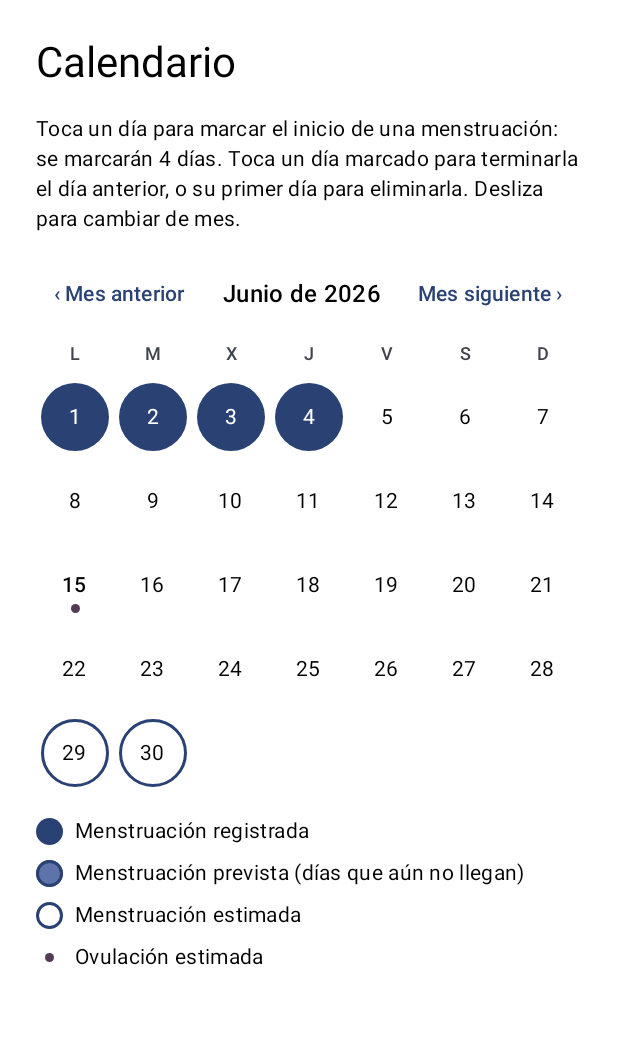
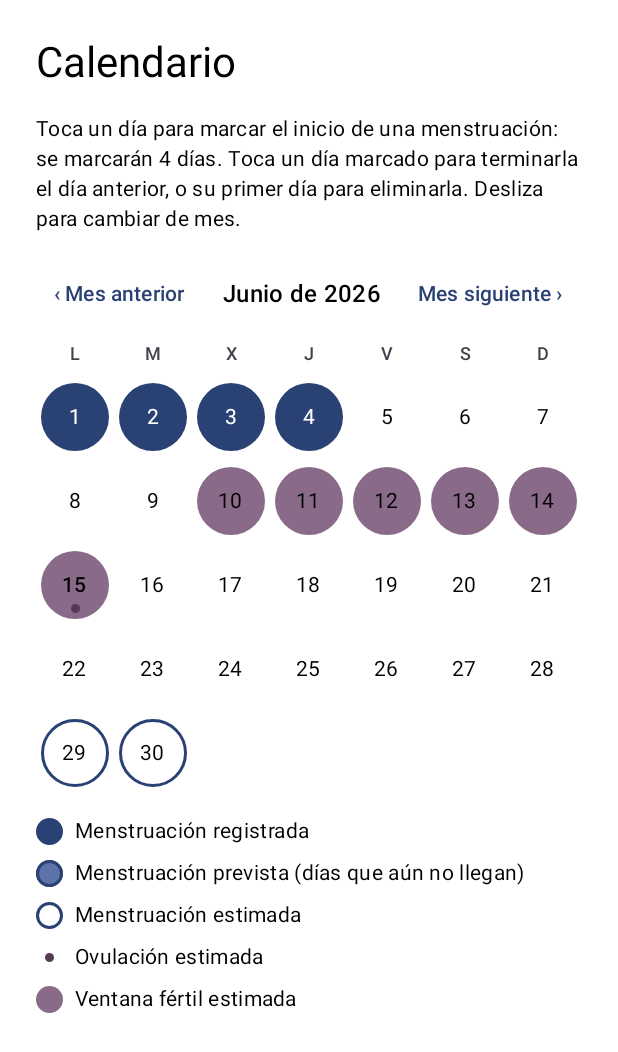
Before and after one commit to FernandoYZ/lottie-app, an Android app built with Jetpack Compose: the @Preview function CalendarScreenPreview, on a phone screen of 412 x 824 dp. Shown: the top 1052 px of the screen. Run offline under Robolectric (Android 15) with nearby library versions, the phone set to English and light mode, and no system bars.

Commit message:
feat(calendar): show the estimated fertile window
Five days before the estimated ovulation plus the ovulation day, with a soft
background on the calendar, a line in the day detail and a reinforced
disclaimer against using it to avoid or seek a pregnancy.

```diff
--- a/app/src/main/java/com/fernandoyz/lottie/domain/CyclePhases.kt
+++ b/app/src/main/java/com/fernandoyz/lottie/domain/CyclePhases.kt
@@ -14,6 +14,8 @@ data class CycleDayInfo(
     val phase: CyclePhase?,
     /** The next start comes from the estimate, not from a registered menstruation. */
     val basedOnEstimate: Boolean,
+    /** Within the estimated fertile window: the 5 days before ovulation and the ovulation day. */
+    val inFertileWindow: Boolean = false,
 )
 
 /**
@@ -25,6 +27,7 @@ data class CycleDayInfo(
 object CyclePhases {
 
     private const val LUTEAL_DAYS = 14L
+    private const val FERTILE_DAYS_BEFORE_OVULATION = 5L
 
     private data class Cycle(
         val start: LocalDate,
@@ -33,6 +36,12 @@ object CyclePhases {
         val estimated: Boolean,
     ) {
         val ovulation: LocalDate? = nextStart?.minusDays(LUTEAL_DAYS)?.takeIf { it.isAfter(menstruationEnd) }
+
+        fun isFertile(date: LocalDate): Boolean =
+            ovulation != null && !date.isAfter(ovulation) && !date.isBefore(ovulation.minusDays(FERTILE_DAYS_BEFORE_OVULATION))
+
+        val fertileDays: List<LocalDate> =
+            ovulation?.let { ov -> (FERTILE_DAYS_BEFORE_OVULATION downTo 0).map { ov.minusDays(it) } }.orEmpty()
     }
 
     fun dayInfo(
@@ -54,16 +63,19 @@ object CyclePhases {
             cycleDay = ChronoUnit.DAYS.between(cycle.start, date).toInt() + 1,
             phase = phase,
             basedOnEstimate = cycle.estimated,
+            inFertileWindow = cycle.isFertile(date),
         )
     }
 
     /** Estimated ovulation days shown on the calendar: real cycles plus the next estimated one. */
-    fun ovulationDays(
-        month: YearMonth,
-        records: List<MenstruationRecord>,
-        estimate: PeriodEstimate?,
-        today: LocalDate,
-    ): Set<LocalDate> {
+    fun ovulationDays(month: YearMonth, records: List<MenstruationRecord>, estimate: PeriodEstimate?, today: LocalDate): Set<LocalDate> =
+        calendarCycles(records, estimate, today).mapNotNull { it.ovulation }.filter { YearMonth.from(it) == month }.toSet()
+
+    /** Estimated fertile days shown on the calendar, for the same cycles as [ovulationDays]. */
+    fun fertileDays(month: YearMonth, records: List<MenstruationRecord>, estimate: PeriodEstimate?, today: LocalDate): Set<LocalDate> =
+        calendarCycles(records, estimate, today).flatMap { it.fertileDays }.filter { YearMonth.from(it) == month }.toSet()
+
+    private fun calendarCycles(records: List<MenstruationRecord>, estimate: PeriodEstimate?, today: LocalDate): List<Cycle> {
         val sorted = records.sortedBy { it.startDate }
         val cycles = sorted.zipWithNext { current, next ->
             Cycle(current.startDate, current.shownEnd(today), next.startDate, estimated = false)
@@ -72,7 +84,7 @@ object CyclePhases {
                 Cycle(latest.startDate, latest.shownEnd(today), estimate?.start, estimated = true)
             },
         )
-        return cycles.mapNotNull { it.ovulation }.filter { YearMonth.from(it) == month }.toSet()
+        return cycles
     }
 
     private fun cycleAt(
--- a/app/src/main/java/com/fernandoyz/lottie/presentation/calendar/CalendarScreen.kt
+++ b/app/src/main/java/com/fernandoyz/lottie/presentation/calendar/CalendarScreen.kt
@@ -94,6 +94,7 @@ fun CalendarScreen(
             onDayClick = onDayTapped,
             onDayLongClick = onDayLongPressed,
             ovulationDaysFor = uiState::ovulationDaysFor,
+            fertileDaysFor = uiState::fertileDaysFor,
         )
 
         val message = uiState.rejection?.let { stringResource(it.messageRes()) }
--- a/app/src/main/java/com/fernandoyz/lottie/presentation/calendar/CalendarViewModel.kt
+++ b/app/src/main/java/com/fernandoyz/lottie/presentation/calendar/CalendarViewModel.kt
@@ -47,6 +47,8 @@ data class CalendarUiState(
     val selectedDayInfo: CycleDayInfo? = selectedDay?.let { CyclePhases.dayInfo(it, records, estimate, today) }
 
     fun ovulationDaysFor(month: YearMonth): Set<LocalDate> = CyclePhases.ovulationDays(month, records, estimate, today)
+
+    fun fertileDaysFor(month: YearMonth): Set<LocalDate> = CyclePhases.fertileDays(month, records, estimate, today)
 
     /** Marks for any month, so the neighbour pages show them while swiping. */
     fun marksFor(month: YearMonth): Map<LocalDate, DayMark> = CalendarMarks.marksFor(month, records, estimate, today)
--- a/app/src/main/java/com/fernandoyz/lottie/presentation/calendar/DayDetailSheet.kt
+++ b/app/src/main/java/com/fernandoyz/lottie/presentation/calendar/DayDetailSheet.kt
@@ -56,6 +56,9 @@ fun DayDetailContent(date: LocalDate, mark: DayMark?, info: CycleDayInfo?, modif
                 ?: stringResource(R.string.day_detail_phase_unavailable),
             style = MaterialTheme.typography.bodyLarge,
         )
+        if (info.inFertileWindow) {
+            Text(text = stringResource(R.string.day_detail_fertile), style = MaterialTheme.typography.bodyLarge)
+        }
         if (info.basedOnEstimate && info.phase != null && info.phase != CyclePhase.Menstrual) {
             Text(text = stringResource(R.string.day_detail_based_on_estimate), style = MaterialTheme.typography.bodyMedium)
         }
--- a/app/src/main/java/com/fernandoyz/lottie/presentation/common/MonthCalendar.kt
+++ b/app/src/main/java/com/fernandoyz/lottie/presentation/common/MonthCalendar.kt
@@ -74,6 +74,7 @@ fun MonthCalendar(
     modifier: Modifier = Modifier,
     onDayLongClick: ((LocalDate) -> Unit)? = null,
     ovulationDaysFor: (YearMonth) -> Set<LocalDate> = { emptySet() },
+    fertileDaysFor: (YearMonth) -> Set<LocalDate> = { emptySet() },
 ) {
     val pagerState = rememberPagerState(initialPage = pageOf(initialMonth)) { PAGE_COUNT }
     val scope = rememberCoroutineScope()
@@ -106,6 +107,7 @@ fun MonthCalendar(
                 month = month,
                 marks = marksFor(month),
                 ovulationDays = ovulationDaysFor(month),
+                fertileDays = fertileDaysFor(month),
                 today = today,
                 onDayClick = onDayClick,
                 onDayLongClick = onDayLongClick,
@@ -134,6 +136,7 @@ private fun MonthGrid(
     month: YearMonth,
     marks: Map<LocalDate, DayMark>,
     ovulationDays: Set<LocalDate>,
+    fertileDays: Set<LocalDate>,
     today: LocalDate,
     onDayClick: ((LocalDate) -> Unit)?,
     onDayLongClick: ((LocalDate) -> Unit)?,
@@ -152,6 +155,7 @@ private fun MonthGrid(
                                 mark = marks[date],
                                 isToday = date == today,
                                 isOvulation = date in ovulationDays,
+                                isFertile = date in fertileDays,
                                 onClick = onDayClick?.let { click -> { click(date) } },
                                 onLongClick = onDayLongClick?.let { longClick -> { longClick(date) } },
                             )
@@ -170,6 +174,7 @@ private fun DayCell(
     mark: DayMark?,
     isToday: Boolean,
     isOvulation: Boolean,
+    isFertile: Boolean,
     onClick: (() -> Unit)?,
     onLongClick: (() -> Unit)?,
 ) {
@@ -180,13 +185,19 @@ private fun DayCell(
         DayMark.Estimated -> stringResource(R.string.calendar_day_estimated, formatLongDate(date))
         null -> formatLongDate(date)
     }
-    val description = if (isOvulation) stringResource(R.string.calendar_day_ovulation, markDescription) else markDescription
+    val description = when {
+        isOvulation -> stringResource(R.string.calendar_day_ovulation, markDescription)
+        isFertile -> stringResource(R.string.calendar_day_fertile, markDescription)
+        else -> markDescription
+    }
+    val fertileBackground = MaterialTheme.colorScheme.tertiaryContainer
     val detailLabel = stringResource(R.string.calendar_day_detail_action)
     val interactive = onClick != null || onLongClick != null
     Box(
         modifier = Modifier
             .padding(3.dp)
             .fillMaxSize()
+            .then(if (isFertile && mark == null) Modifier.background(fertileBackground, CircleShape) else Modifier)
             .dayMark(mark, primary, MaterialTheme.colorScheme.primaryContainer)
             .then(
                 if (interactive) {
@@ -247,6 +258,10 @@ fun CalendarLegend(modifier: Modifier = Modifier, showEstimated: Boolean = true)
                 }
                 Text(text = stringResource(R.string.calendar_legend_ovulation), style = MaterialTheme.typography.bodyMedium)
             }
+            Row(verticalAlignment = Alignment.CenterVertically, horizontalArrangement = Arrangement.spacedBy(8.dp)) {
+                Box(modifier = Modifier.size(18.dp).background(MaterialTheme.colorScheme.tertiaryContainer, CircleShape))
+                Text(text = stringResource(R.string.calendar_legend_fertile), style = MaterialTheme.typography.bodyMedium)
+            }
         }
     }
 }
--- a/app/src/main/res/values/strings.xml
+++ b/app/src/main/res/values/strings.xml
@@ -76,6 +76,8 @@
     <string name="calendar_delete_body">Se eliminará la menstruación que empezó el %1$s. Esta acción no se puede deshacer.</string>
     <string name="calendar_delete_confirm">Eliminar</string>
     <string name="calendar_legend_ovulation">Ovulación estimada</string>
+    <string name="calendar_legend_fertile">Ventana fértil estimada</string>
+    <string name="calendar_day_fertile">%1$s, ventana fértil estimada</string>
     <string name="calendar_day_ovulation">%1$s, ovulación estimada</string>
     <string name="calendar_day_detail_action">Ver detalle del día</string>
 
@@ -89,7 +91,8 @@
     <string name="day_detail_phase_unavailable">Fase no disponible: este ciclo es demasiado corto para calcularla.</string>
     <string name="day_detail_based_on_estimate">Calculada con la fecha estimada de la próxima menstruación.</string>
     <string name="day_detail_no_cycle">Todavía no hay datos del ciclo para este día.</string>
-    <string name="day_detail_disclaimer">Las fases son una aproximación del método del calendario: no son exactas con ciclos irregulares y no sirven como método anticonceptivo.</string>
+    <string name="day_detail_disclaimer">Las fases y la ventana fértil son una aproximación del método del calendario: no son exactas con ciclos irregulares. No uses esta estimación para evitar ni buscar un embarazo.</string>
+    <string name="day_detail_fertile">Ventana fértil estimada</string>
     <string name="home_today_phase" tools:ignore="PluralsCandidate">Hoy: día %1$d del ciclo, fase %2$s</string>
     <string name="home_today_cycle_day" tools:ignore="PluralsCandidate">Hoy: día %1$d del ciclo</string>
 
```
Also changed, not shown: 1 other file.
